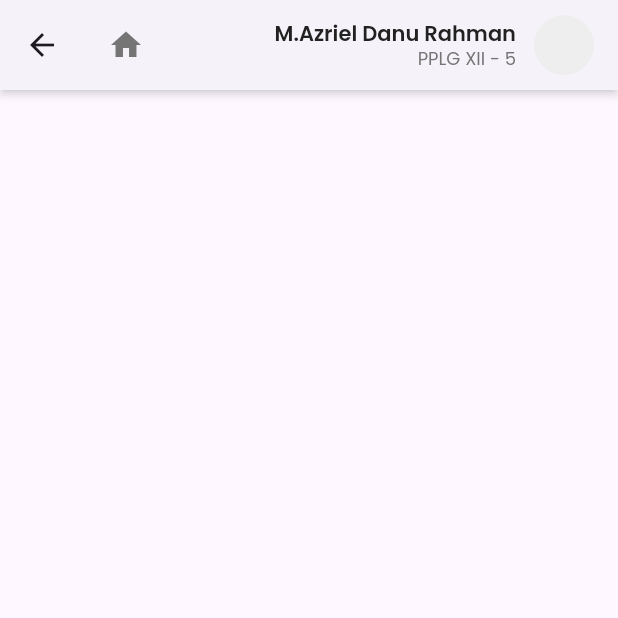
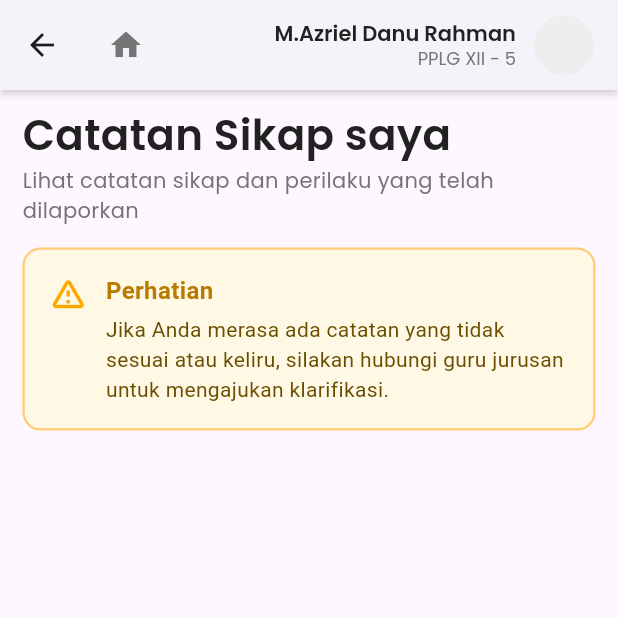
Before and after one commit to M-Bayu-Aji/Jurnalku-App, a Flutter app: the Studentbehaviour screen opened directly, on a phone screen of 412 x 824 dp, the top half of it. Run offline on Flutter 3.47's test engine with Material 3 defaults, Android fonts, the phone set to English and light mode, and no system bars; our stand-ins replace google_fonts.

Commit message:
update card in student behaviour

```diff
--- a/lib/screens/studentbehaviour.dart
+++ b/lib/screens/studentbehaviour.dart
@@ -49,6 +49,99 @@ class Studentbehaviour extends StatelessWidget {
           ],
         ),
       ),
+
+      body: Column(
+        children: [
+          Column(
+            children: [
+              Padding(
+                padding: const EdgeInsetsGeometry.symmetric(horizontal: 15.0, vertical: 10),
+                child: Column(
+                  crossAxisAlignment: CrossAxisAlignment.start,
+                  children: [
+                    Column(
+                      crossAxisAlignment: CrossAxisAlignment.start,
+                      children: [
+                        Text(
+                          'Catatan Sikap saya',
+                          style: GoogleFonts.poppins(
+                            fontSize: 28,
+                            fontWeight: FontWeight.w600,
+                            color: Colors.grey[900],
+                          ),
+                        ),
+                        Text(
+                          'Lihat catatan sikap dan perilaku yang telah dilaporkan',
+                          style: GoogleFonts.poppins(
+                            fontSize: 14,
+                            color: Colors.grey[600],
+                          ),
+                        ),
+                      ],
+                    ),
+                    Column(
+                      children: [
+                        Padding(padding: const EdgeInsets.symmetric(vertical: 15),
+                        child: Container(
+                          padding: EdgeInsets.all(16),
+                          decoration: BoxDecoration(
+                            color: Color(0xFFFFF8E5), // kuning muda
+                            borderRadius: BorderRadius.circular(12),
+                            border: Border.all(
+                              color: Color(0xFFFFCC75), // kuning border
+                              width: 1.5,
+                            ),
+                          ),
+                          child: Row(
+                            crossAxisAlignment: CrossAxisAlignment.start,
+                            children: [
+                              Icon(
+                                Icons.warning_amber_rounded,
+                                color: Color(0xFFFFA800),
+                                size: 26,
+                              ),
+
+                              SizedBox(width: 12),
+
+                              Expanded(
+                                child: Column(
+                                  crossAxisAlignment: CrossAxisAlignment.start,
+                                  children: [
+                                    Text(
+                                      "Perhatian",
+                                      style: TextStyle(
+                                        fontSize: 16,
+                                        fontWeight: FontWeight.w600,
+                                        color: Color(0xFFB87B00),
+                                      ),
+                                    ),
+                                    SizedBox(height: 4),
+                                    Text(
+                                      "Jika Anda merasa ada catatan yang tidak sesuai atau keliru, "
+                                      "silakan hubungi guru jurusan untuk mengajukan klarifikasi.",
+                                      style: TextStyle(
+                                        fontSize: 14,
+                                        height: 1.4,
+                                        color: Color(0xFF6B4F00),
+                                      ),
+                                    ),
+                                  ],
+                                ),
+                              ),
+                            ],
+                          ),
+                        ),
+                        ),
+
+                      ],
+                    ),
+                  ],
+                ),
+              ),
+            ],
+          ),
+        ],
+      ),
     );
   }
 }
```
